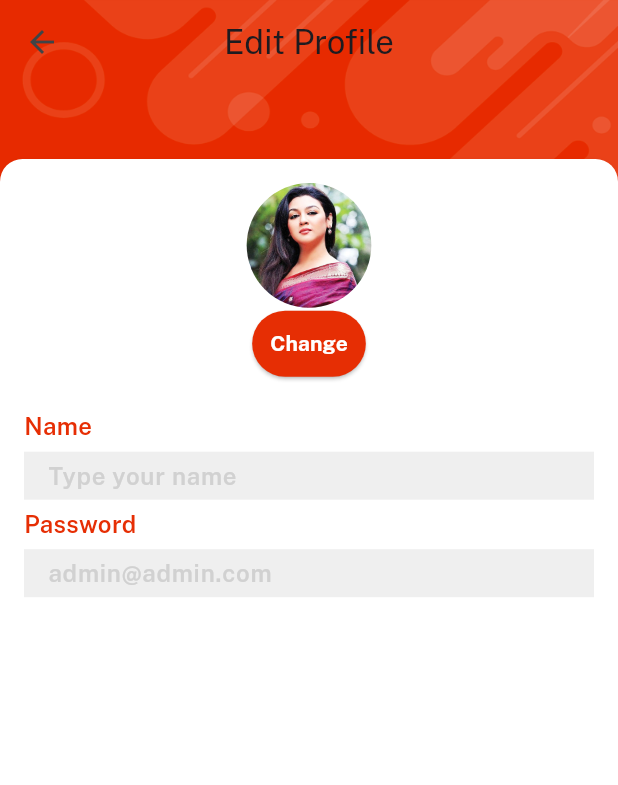
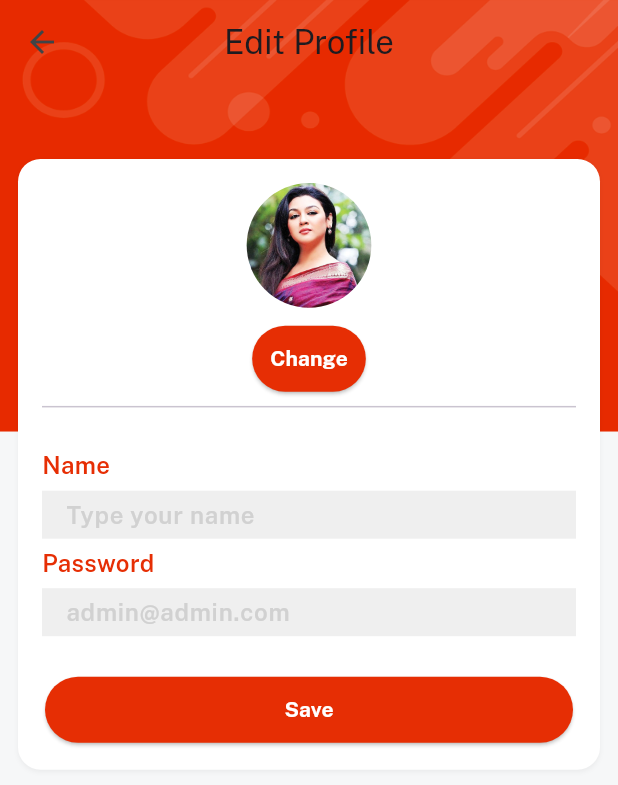
Before and after one commit to vutientrinh/FlutterWithFireBase, a Flutter app: the EditProfileScreen screen opened directly, after a tap on "Change", on a phone screen of 412 x 824 dp. Shown: the top 785 px of the screen. Run offline on Flutter 3.47's test engine with Material 3 defaults, Android fonts, the phone set to English and light mode, and no system bars; our stand-ins replace cloud_firestore, firebase_auth, firebase_core, get, image_picker, permission_handler and 1 more; accounts and stored records are empty.

Commit message:
edit profile + profile controller + profile screen

```diff
--- /dev/null
+++ b/lib/controller/profile_controller.dart
@@ -0,0 +1,25 @@
+import 'package:flutter/services.dart';
+import 'package:flutterwithfirebase/consts/consts.dart';
+import 'package:get/get.dart';
+import 'package:image_picker/image_picker.dart';
+import 'package:permission_handler/permission_handler.dart';
+
+class ProfileController extends GetxController {
+  var profileImagePath = ''.obs;
+
+  changeImage(context) async {
+    var status = await Permission.photos.request();
+    if (status.isDenied || status.isPermanentlyDenied) {
+      VxToast.show(context, msg: "Permission denied to access gallery");
+      return;
+    }
+
+    try {
+      final img = await ImagePicker().pickImage(source: ImageSource.gallery, imageQuality: 70);
+      if (img == null) return;
+      profileImagePath.value = img.path;
+    } on PlatformException catch (e) {
+      VxToast.show(context, msg: e.toString());
+    }
+  }
+}
--- a/lib/views/profile_screen/edit_profile_screen.dart
+++ b/lib/views/profile_screen/edit_profile_screen.dart
@@ -1,9 +1,11 @@
 import 'package:flutter/material.dart';
 import 'package:flutterwithfirebase/consts/consts.dart';
 import 'package:flutterwithfirebase/consts/images.dart';
+import 'package:flutterwithfirebase/controller/profile_controller.dart';
 import 'package:flutterwithfirebase/widget_common/bg_widget.dart';
 import 'package:flutterwithfirebase/widget_common/custom_textfield.dart';
 import 'package:flutterwithfirebase/widget_common/our_button.dart';
+import 'package:get/get.dart';
 import 'package:velocity_x/velocity_x.dart';
 
 class EditProfileScreen extends StatefulWidget {
@@ -22,23 +24,49 @@ class _EditProfileScreenState extends State<EditProfileScreen> {
           title: const Text('Edit Profile'),
           centerTitle: true,
         ),
-        body: Center(
-          child: Column(
+        body: Column(
+          mainAxisSize: MainAxisSize.min,
           children: [
             Image.asset(
               imgProfile2,
               width: 100,
               fit: BoxFit.fill,
             ).box.roundedFull.clip(Clip.antiAlias).make(),
-                ourButton(color: redColor, onPress: () {
-                  // Logic to change profile picture
-                }, textColor: whiteColor, title: 'Change'),
+            10.heightBox,
+            ourButton(
+                color: redColor,
+                onPress: () {
+                  Get.find<ProfileController>().changeImage(context);
+                },
+                textColor: whiteColor,
+                title: 'Change'),
+            const Divider(),
             20.heightBox,
             customTextField(hint: nameHint, title: name, isPass: false),
             customTextField(hint: emailHint, title: password, isPass: false),
+            20.heightBox,
+            SizedBox(
+              width: context.screenWidth - 60,
+              child: ourButton(
+                  color: redColor,
+                  onPress: () {
+                    // Logic to change profile picture
+                  },
+                  textColor: whiteColor,
+                  title: 'Save'),
+            ),
           ],
-          ).box.white.shadowSm.rounded.padding(const EdgeInsets.all(16)).margin(const EdgeInsets.only(top : 50 )).make(),
-        ),
+        )
+            .box
+            .white
+            .shadowSm
+            .rounded
+            .padding(const EdgeInsets.all(16))
+            .margin(
+              const EdgeInsets.only(top: 50, left: 12, right: 12),
+            )
+            .rounded
+            .make(),
       ),
     );
   }
--- a/lib/views/profile_screen/profile_screen.dart
+++ b/lib/views/profile_screen/profile_screen.dart
@@ -1,6 +1,7 @@
 import 'package:flutter/material.dart';
 import 'package:flutterwithfirebase/consts/consts.dart';
 import 'package:flutterwithfirebase/controller/auth_controller.dart';
+import 'package:flutterwithfirebase/controller/profile_controller.dart';
 import 'package:flutterwithfirebase/views/auth_screen/login_screen.dart';
 import 'package:flutterwithfirebase/views/profile_screen/components/details_card.dart';
 import 'package:flutterwithfirebase/views/profile_screen/edit_profile_screen.dart';
@@ -12,7 +13,7 @@ class ProfileScreen extends StatelessWidget {
 
   @override
   Widget build(BuildContext context) {
-    var controller = Get.put(AuthController());
+    var controller = Get.put(ProfileController());
     return bgWidget(
         child: Scaffold(
       body: SafeArea(
```
Lines whose indentation alone changed are shown as unchanged.
